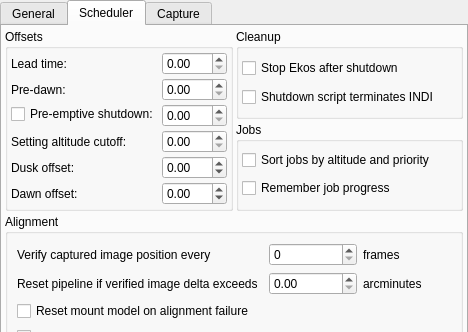
The window that kstars/ekos/opsekos.ui (KDE/kstars) describes before a commit, drawn with Qt 5; both pictures show x 0 to 468 and y 0 to 332 of the 468 by 479 pixel window.
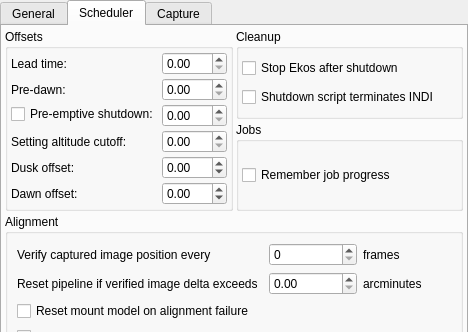
The same window after the commit. The open tabs and pages were chosen to show the change. Icons and pictures are not drawn.

Commit message:
Remove scheduler sort-jobs-by-altitude option.
Remove the scheduler option to keep jobs sorted by altitude and priority.

The edit to the form file:
```diff
--- a/kstars/ekos/opsekos.ui
+++ b/kstars/ekos/opsekos.ui
@@ -375,16 +375,6 @@
        <property name="bottomMargin">
         <number>3</number>
        </property>
-       <item>
-        <widget class="QCheckBox" name="kcfg_SortSchedulerJobs">
-         <property name="toolTip">
-          <string>High priority and altitude jobs are executed first</string>
-         </property>
-         <property name="text">
-          <string>Sort jobs by altitude and priority</string>
-         </property>
-        </widget>
-       </item>
        <item>
         <widget class="QCheckBox" name="kcfg_RememberJobProgress">
          <property name="toolTip">
```
Left out of the diff: 2 changed lines with no effect on the pictures. The commit also changes 4 other files.
